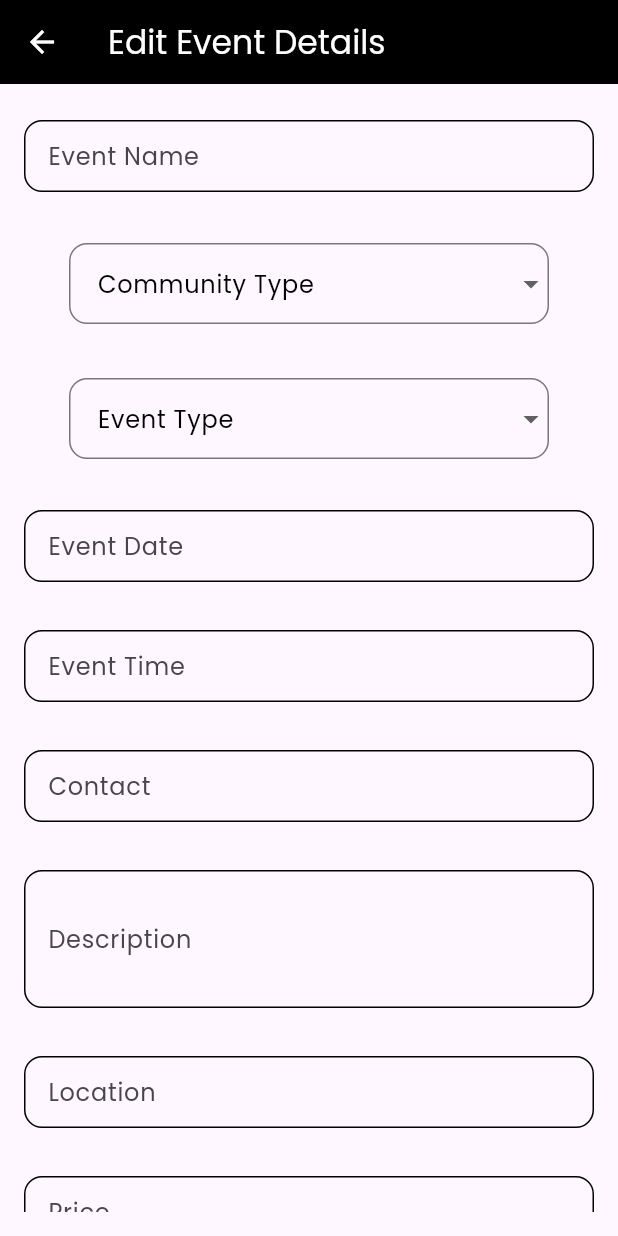
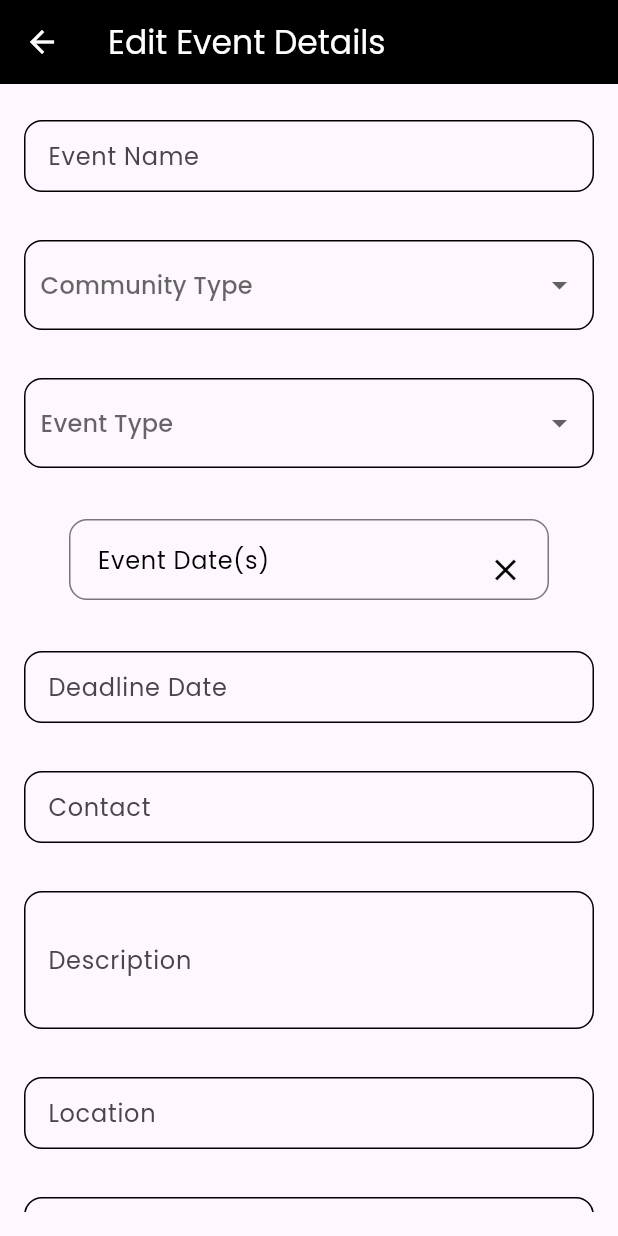
Before and after one commit to chaithanyashaji/EventON, a Flutter app: the EditEventScreen screen opened directly with empty values, on a phone screen of 412 x 824 dp. Run offline on Flutter 3.47's test engine with Material 3 defaults, Android fonts, the phone set to English and light mode, and no system bars; our stand-ins replace cloud_firestore, firebase_auth, firebase_core, firebase_messaging, firebase_storage, flutter_dotenv and 6 more; missing offline and left inert: dialog_flowtter, qr_code_scanner; accounts and stored records are empty; generated files the repository leaves out were written again; project files that could hold a hidden picture were left out.

Commit message:
eventdetails edit page

```diff
--- a/lib/org/EditEventScreen.dart
+++ b/lib/org/EditEventScreen.dart
@@ -6,8 +6,7 @@ import 'package:image_picker/image_picker.dart';
 class EditEventScreen extends StatefulWidget {
   final String eventKey;
 
-  const EditEventScreen({Key? key, required this.eventKey})
-      : super(key: key);
+  const EditEventScreen({Key? key, required this.eventKey}) : super(key: key);
 
   @override
   _EditEventScreenState createState() => _EditEventScreenState();
@@ -17,54 +16,69 @@ class _EditEventScreenState extends State<EditEventScreen> {
   final _formKey = GlobalKey<FormState>();
   late TextEditingController _nameController;
   late TextEditingController _typeController;
-  late TextEditingController _dateController;
-  late TextEditingController _timeController;
   late TextEditingController _contactController;
   late TextEditingController _detailsController;
   late TextEditingController _locationController;
-  late TextEditingController _priceController;
   late TextEditingController _whatsappLinkController;
+  late TextEditingController _deadlineController;
+  late TextEditingController _ticketPriceController;
+  List<String> _selectedDates = [];
+  String _selectedEventType = '';
+  String _selectedCommunityType = '';
+  String _selectedEventPrice = '';
   bool _isRegistrationOpen = true;
   File? _posterImage;
+  String? _posterImageUrl;
   final ImagePicker _picker = ImagePicker();
-
-  String _selectedEventType = '';
-  String _selectedCommunityType = '';
+  bool _isPaidSelected = false;
 
   @override
   void initState() {
     super.initState();
     _nameController = TextEditingController();
     _typeController = TextEditingController();
-    _dateController = TextEditingController();
-    _timeController = TextEditingController();
     _contactController = TextEditingController();
     _detailsController = TextEditingController();
     _locationController = TextEditingController();
-    _priceController = TextEditingController();
     _whatsappLinkController = TextEditingController();
+    _deadlineController = TextEditingController();
+    _ticketPriceController = TextEditingController();
     _fetchEventDetails();
   }
 
   void _fetchEventDetails() async {
+    try {
       DocumentSnapshot doc = await FirebaseFirestore.instance
           .collection('EVENTS')
           .doc(widget.eventKey)
           .get();
+
+      if (doc.exists) {
         var data = doc.data() as Map<String, dynamic>;
+
+        setState(() {
           _nameController.text = data['eventName'] ?? '';
           _selectedEventType = data['eventType'] ?? '';
-    _dateController.text = data['eventDate'] ?? '';
-    _timeController.text = data['eventTime'] ?? '';
+          _selectedDates = List<String>.from(data['eventDates'] ?? []);
           _contactController.text = data['eventContact'] ?? '';
           _detailsController.text = data['description'] ?? '';
           _locationController.text = data['eventLocation'] ?? '';
-    _priceController.text = data['eventPrice'] ?? '';
+          _selectedEventPrice = data['eventPrice'] ?? '';
           _whatsappLinkController.text = data['whatsappLink'] ?? '';
           _selectedCommunityType = data['communityType'] ?? '';
-    setState(() {
+          _deadlineController.text = data['deadlineDate'] ?? '';
+          _posterImageUrl = data['eventPosterUrl'] ?? '';
+          _isPaidSelected = _selectedEventPrice == 'Paid';
           _isRegistrationOpen = data['isRegistrationOpen'] ?? true;
         });
+      } else {
+        // Handle the case when the document does not exist.
+        print("Document does not exist");
+      }
+    } catch (e) {
+      print("Failed to fetch event details: $e");
+      // You can also show an error message to the user here if needed.
+    }
   }
 
   void _pickPosterImage() async {
@@ -78,11 +92,11 @@ class _EditEventScreenState extends State<EditEventScreen> {
 
   void _saveChanges() async {
     if (_formKey.currentState!.validate()) {
-      String? posterImageUrl;
+      String? posterImageUrl = _posterImageUrl;
+
       if (_posterImage != null) {
         // Add your image upload logic here and get the URL
-        posterImageUrl =
-        'path/to/your/uploaded/image'; // Replace with actual URL
+        posterImageUrl = 'path/to/your/uploaded/image'; // Replace with actual URL
       }
 
       await FirebaseFirestore.instance
@@ -91,14 +105,15 @@ class _EditEventScreenState extends State<EditEventScreen> {
           .update({
         'eventName': _nameController.text,
         'eventType': _selectedEventType,
-        'eventDate': _dateController.text,
-        'eventTime': _timeController.text,
+        'eventDates': _selectedDates,
         'eventContact': _contactController.text,
         'description': _detailsController.text,
         'eventLocation': _locationController.text,
-        'eventPrice': _priceController.text,
+        'eventPrice': _selectedEventPrice,
+        'ticketPrice': _isPaidSelected ? _ticketPriceController.text : null,
         'whatsappLink': _whatsappLinkController.text,
         'communityType': _selectedCommunityType,
+        'deadlineDate': _deadlineController.text,
         'isRegistrationOpen': _isRegistrationOpen,
         if (posterImageUrl != null) 'eventPosterUrl': posterImageUrl,
       });
@@ -133,9 +148,9 @@ class _EditEventScreenState extends State<EditEventScreen> {
                 if (_selectedEventType == 'Other')
                   _buildTextField("Specify Event Type", _typeController),
                 SizedBox(height: 16),
-                _buildDatePicker("Event Date", _dateController),
+                _buildMultipleDatePicker(),
                 SizedBox(height: 16),
-                _buildTimePicker("Event Time", _timeController),
+                _buildDatePicker("Deadline Date", _deadlineController),
                 SizedBox(height: 16),
                 _buildTextField("Contact", _contactController),
                 SizedBox(height: 16),
@@ -143,7 +158,9 @@ class _EditEventScreenState extends State<EditEventScreen> {
                 SizedBox(height: 16),
                 _buildTextField("Location", _locationController),
                 SizedBox(height: 16),
-                _buildTextField("Price", _priceController),
+                _buildEventPriceDropdown(),
+                if (_isPaidSelected)
+                  _buildTextField("Enter Price", _ticketPriceController),
                 SizedBox(height: 16),
                 _buildTextField("WhatsApp Group Link", _whatsappLinkController),
                 SizedBox(height: 16),
@@ -206,101 +223,16 @@ class _EditEventScreenState extends State<EditEventScreen> {
     );
   }
 
-  Widget _buildDatePicker(String label, TextEditingController controller) {
-    return Container(
-      margin: const EdgeInsets.symmetric(vertical: 8),
-      child: TextFormField(
-        controller: controller,
-        readOnly: true,
-        decoration: InputDecoration(
-          labelText: label,
-          border: OutlineInputBorder(
-            borderRadius: BorderRadius.circular(12),
-            borderSide: BorderSide(color: Colors.black),
-          ),
-          enabledBorder: OutlineInputBorder(
-            borderRadius: BorderRadius.circular(12),
-            borderSide: BorderSide(color: Colors.black),
-          ),
-          focusedBorder: OutlineInputBorder(
-            borderRadius: BorderRadius.circular(12),
-            borderSide: BorderSide(color: Colors.black),
-          ),
-          contentPadding: EdgeInsets.symmetric(vertical: 10, horizontal: 12),
-        ),
-        onTap: () async {
-          DateTime? pickedDate = await showDatePicker(
-            context: context,
-            initialDate: DateTime.now(),
-            firstDate: DateTime(2000),
-            lastDate: DateTime(2101),
-          );
-
-          if (pickedDate != null) {
-            String formattedDate =
-                "${pickedDate.day}-${pickedDate.month}-${pickedDate.year}";
-            controller.text = formattedDate;
-          }
-        },
-      ),
-    );
-  }
-
-  Widget _buildTimePicker(String label, TextEditingController controller) {
-    return Container(
-      margin: const EdgeInsets.symmetric(vertical: 8),
-      child: TextFormField(
-        controller: controller,
-        readOnly: true,
-        decoration: InputDecoration(
-          labelText: label,
-          border: OutlineInputBorder(
-            borderRadius: BorderRadius.circular(12),
-            borderSide: BorderSide(color: Colors.black),
-          ),
-          enabledBorder: OutlineInputBorder(
-            borderRadius: BorderRadius.circular(12),
-            borderSide: BorderSide(color: Colors.black),
-          ),
-          focusedBorder: OutlineInputBorder(
-            borderRadius: BorderRadius.circular(12),
-            borderSide: BorderSide(color: Colors.black),
-          ),
-          contentPadding: EdgeInsets.symmetric(vertical: 10, horizontal: 12),
-        ),
-        onTap: () async {
-          TimeOfDay? pickedTime = await showTimePicker(
-            context: context,
-            initialTime: TimeOfDay.now(),
-          );
-
-          if (pickedTime != null) {
-            controller.text = pickedTime.format(context);
-          }
-        },
-      ),
-    );
-  }
-
-  Widget _buildEventTypeDropdown() {
-    List<String> eventTypeOptions = [
-      'Conference',
-      'Workshop',
-      'Competition',
-      'Webinar',
-      'Other',
-    ];
-
+  Widget _buildMultipleDatePicker() {
     return Container(
       margin: const EdgeInsets.symmetric(horizontal: 30, vertical: 10),
-
       child: Stack(
         children: [
           TextFormField(
-            controller: TextEditingController(text: _selectedEventType),
+            controller: TextEditingController(text: _selectedDates.join(', ')),
             readOnly: true,
             decoration: InputDecoration(
-              labelText: 'Event Type',
+              labelText: 'Event Date(s)',
               labelStyle: const TextStyle(color: Colors.black),
               border: OutlineInputBorder(
                   borderRadius: BorderRadius.circular(12),
@@ -311,28 +243,32 @@ class _EditEventScreenState extends State<EditEventScreen> {
                   borderSide: BorderSide(color: Colors.black, width: 2)
               ),
               contentPadding: const EdgeInsets.symmetric(horizontal: 15, vertical: 15),
+            ),
+            onTap: () async {
+              final DateTimeRange? pickedDateRange = await showDateRangePicker(
+                context: context,
+                firstDate: DateTime(2000),
+                lastDate: DateTime(2100),
+              );
 
+              if (pickedDateRange != null) {
+                final selectedDates = _getFormattedDateList(pickedDateRange);
+                setState(() {
+                  _selectedDates = selectedDates;
+                });
+              }
+            },
           ),
-          ),
-          Positioned.fill(
-            child: Align(
-              alignment: Alignment.centerRight,
-              child: DropdownButton<String>(
-
-                onChanged: (newValue) {
+          Positioned(
+            right: 5,
+            top: 10,
+            child: IconButton(
+              icon: Icon(Icons.clear, color: Colors.black),
+              onPressed: () {
                 setState(() {
-                    _selectedEventType = newValue!;
+                  _selectedDates.clear();
                 });
               },
-                items: eventTypeOptions.map<DropdownMenuItem<String>>((String value) {
-                  return DropdownMenuItem<String>(
-                    value: value,
-                    child: Text(value),
-                  );
-                }).toList(),
-                underline: SizedBox(), // No underline
-                isExpanded: true,
-              ),
             ),
           ),
         ],
@@ -340,57 +276,166 @@ class _EditEventScreenState extends State<EditEventScreen> {
     );
   }
 
+  List<String> _getFormattedDateList(DateTimeRange dateRange) {
+    List<String> formattedDates = [];
+    for (DateTime date = dateRange.start;
+    date.isBefore(dateRange.end.add(const Duration(days: 1)));
+    date = date.add(const Duration(days: 1))) {
+      formattedDates.add(
+        '${date.day}-${date.month}-${date.year}',
+      );
+    }
+    return formattedDates;
+  }
+
+  Widget _buildDatePicker(
+      String label, TextEditingController controller) {
+    return GestureDetector(
+      onTap: () async {
+        final DateTime? pickedDate = await showDatePicker(
+          context: context,
+          initialDate: DateTime.now(),
+          firstDate: DateTime(2000),
+          lastDate: DateTime(2100),
+        );
+
+        if (pickedDate != null) {
+          setState(() {
+            controller.text =
+            '${pickedDate.day}-${pickedDate.month}-${pickedDate.year}';
+          });
+        }
+      },
+      child: AbsorbPointer(
+        child: _buildTextField(label, controller),
+      ),
+    );
+  }
 
   Widget _buildCommunityTypeDropdown() {
-    List<String> communityTypeOptions = [
-      'IEEE',
-      'CSI',
-      'IEDC',
-      'Other',
+    List<String> communityTypes = [
+      "IEEE",
+      "IEDC",
+      "CSI",
+      "Other"
     ];
-
-    return Container(
-      margin: const EdgeInsets.symmetric(horizontal: 30, vertical: 10),
-
-      child: Stack(
-        children: [
-          TextFormField(
-            controller: TextEditingController(text: _selectedCommunityType),
-            readOnly: true,
-            decoration: InputDecoration(
-              labelText: 'Community Type',
-              labelStyle: const TextStyle(color: Colors.black),
-              border: OutlineInputBorder(
-                  borderRadius: BorderRadius.circular(12),
-                  borderSide: BorderSide(color: Colors.black, width: 2)
-              ),
-              focusedBorder: OutlineInputBorder(
-                borderRadius: BorderRadius.circular(12),
-                borderSide: BorderSide(color: Colors.black, width: 2),
-              ),
-              contentPadding: const EdgeInsets.symmetric(horizontal: 15, vertical: 15),
-
-            ),
-          ),
-          Positioned.fill(
-            child: Align(
-              alignment: Alignment.centerRight,
-              child: DropdownButton<String>(
-
-                onChanged: (newValue) {
+    return _buildDropdown(
+      label: 'Community Type',
+      value: _selectedCommunityType,
+      items: communityTypes,
+      onChanged: (String? newValue) {
         setState(() {
           _selectedCommunityType = newValue!;
         });
       },
-                items: communityTypeOptions.map<DropdownMenuItem<String>>((String value) {
+    );
+  }
+
+  Widget _buildEventTypeDropdown() {
+    List<String> eventTypes = [
+      "Workshop",
+      "Webinar",
+      "Competition",
+      "Other"
+    ];
+    return _buildDropdown(
+      label: 'Event Type',
+      value: _selectedEventType,
+      items: eventTypes,
+      onChanged: (String? newValue) {
+        setState(() {
+          _selectedEventType = newValue!;
+        });
+      },
+    );
+  }
+
+  Widget _buildEventPriceDropdown() {
+    List<String> eventPrices = ["Free", "Paid"];
+    return _buildDropdown(
+      label: 'Event Price',
+      value: _selectedEventPrice,
+      items: eventPrices,
+      onChanged: (String? newValue) {
+        setState(() {
+          _selectedEventPrice = newValue!;
+          _isPaidSelected = newValue == "Paid";
+        });
+      },
+    );
+  }
+
+  Widget _buildDropdown({
+    required String label,
+    required String value,
+    required List<String> items,
+    required Function(String?) onChanged,
+  }) {
+    return Container(
+      padding: const EdgeInsets.symmetric(horizontal: 10, vertical: 5),
+      margin: const EdgeInsets.symmetric(vertical: 8),
+      decoration: BoxDecoration(
+        border: Border.all(color: Colors.black),
+        borderRadius: BorderRadius.circular(12),
+      ),
+      child: DropdownButtonFormField<String>(
+        value: value.isEmpty ? null : value,
+        hint: Text(label),
+        decoration: InputDecoration(border: InputBorder.none),
+        items: items.map((String item) {
           return DropdownMenuItem<String>(
-                    value: value,
-                    child: Text(value),
+            value: item,
+            child: Text(item),
           );
         }).toList(),
-                underline: SizedBox(), // No underline
-                isExpanded: true,
+        onChanged: onChanged,
       ),
+    );
+  }
+
+  Widget _buildImagePicker() {
+    return Container(
+      margin: const EdgeInsets.symmetric(horizontal:5),
+      child: Column(
+        crossAxisAlignment: CrossAxisAlignment.start,
+        children: [
+          const Text(
+            "Change Poster:",
+            style: TextStyle(
+              fontSize: 16,
+              color: Colors.black,
+            ),
+          ),
+          const SizedBox(height: 10),
+          GestureDetector(
+            onTap: _pickPosterImage,
+            child: Container(
+              width: double.infinity,
+              height: 200,
+              decoration: BoxDecoration(
+                color: Colors.grey[200],
+                borderRadius: BorderRadius.circular(10),
+                image: _posterImage != null
+                    ? DecorationImage(
+                  image: FileImage(_posterImage!),
+                  fit: BoxFit.cover,
+                )
+                    : _posterImageUrl != null
+                    ? DecorationImage(
+                  image: NetworkImage(_posterImageUrl!),
+                  fit: BoxFit.cover,
+                )
+                    : null,
+              ),
+              child: _posterImage == null && _posterImageUrl == null
+                  ? const Center(
+                child: Icon(
+                  Icons.add_a_photo,
+                  color: Colors.black,
+                  size: 50,
+                ),
+              )
+                  : null,
             ),
           ),
         ],
@@ -398,28 +443,4 @@ class _EditEventScreenState extends State<EditEventScreen> {
     );
   }
 
-  Widget _buildImagePicker() {
-    return Column(
-      children: [
-        if (_posterImage != null)
-          Image.file(
-            _posterImage!,
-            width: 100,
-            height: 100,
-            fit: BoxFit.cover,
-          ),
-        ElevatedButton(
-          onPressed: _pickPosterImage,
-          child: Text("Choose Event Poster"),
-          style: ElevatedButton.styleFrom(
-            backgroundColor: Colors.black,
-            minimumSize: Size(double.infinity, 50),
-            shape: RoundedRectangleBorder(
-              borderRadius: BorderRadius.circular(12),
-            ),
-          ),
-        ),
-      ],
-    );
 }
-}
```
Lines whose indentation alone changed are shown as unchanged.
